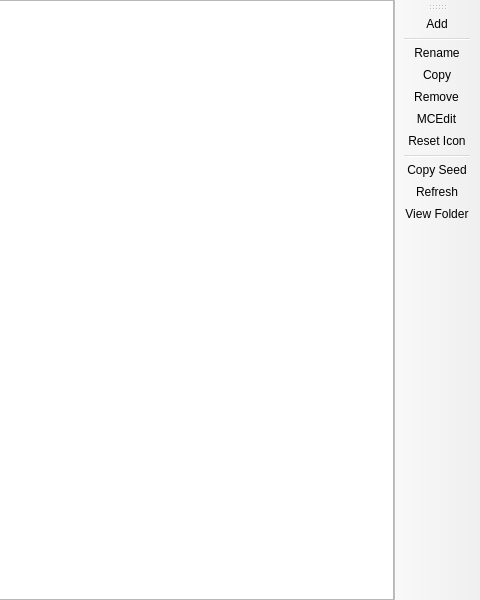
Qt form application/pages/instance/WorldListPage.ui (FreesmTeam/FreesmLauncher) before a commit; both pictures show x 320 to 800 and y 0 to 600 of the 800 by 600 pixel window.
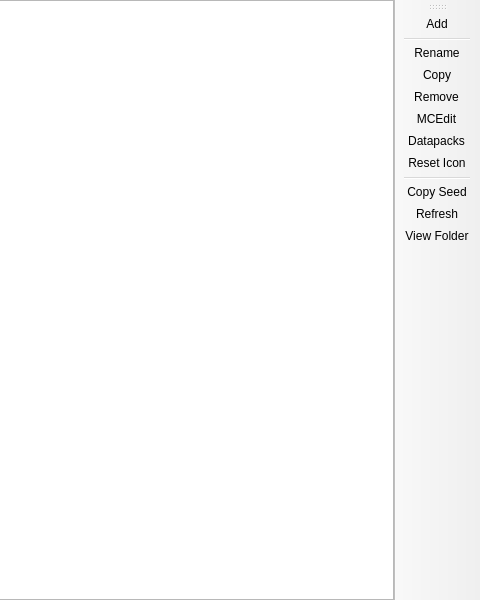
The same form after that commit. Custom widgets are drawn as their Qt base class.

Commit message: GH-3427 add low effort datapack button to worlds

The edit to the form file:
```diff
--- a/application/pages/instance/WorldListPage.ui
+++ b/application/pages/instance/WorldListPage.ui
@@ -85,6 +85,7 @@
    <addaction name="actionCopy"/>
    <addaction name="actionRemove"/>
    <addaction name="actionMCEdit"/>
+   <addaction name="actionDatapacks"/>
    <addaction name="actionReset_Icon"/>
    <addaction name="separator"/>
    <addaction name="actionCopy_Seed"/>
@@ -139,6 +140,14 @@
     <string>Remove world icon to make the game re-generate it on next load.</string>
    </property>
   </action>
+  <action name="actionDatapacks">
+   <property name="text">
+    <string>Datapacks</string>
+   </property>
+   <property name="toolTip">
+    <string>Manage datapacks inside the world.</string>
+   </property>
+  </action>
  </widget>
  <customwidgets>
   <customwidget>
```
The commit also changes 2 other files.
